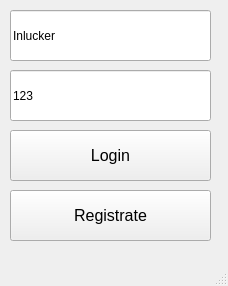
Inlucker/LandscapeTest, file LandcapeGenVer1/BaseWindow.ui: the form before one commit.
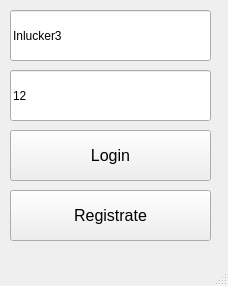
The form after the commit.

The edit to the form file:
```diff
--- a/LandcapeGenVer1/BaseWindow.ui
+++ b/LandcapeGenVer1/BaseWindow.ui
@@ -42,7 +42,7 @@
      </rect>
     </property>
     <property name="text">
-     <string>123</string>
+     <string>12</string>
     </property>
    </widget>
    <widget class="QLineEdit" name="login_lineEdit">
@@ -55,7 +55,7 @@
      </rect>
     </property>
     <property name="text">
-     <string>Inlucker</string>
+     <string>Inlucker3</string>
     </property>
    </widget>
    <widget class="QPushButton" name="registrate_btn">
```
